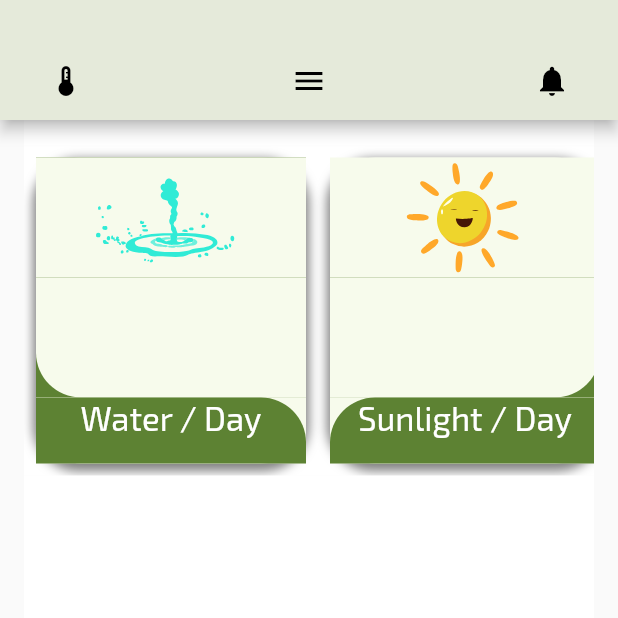
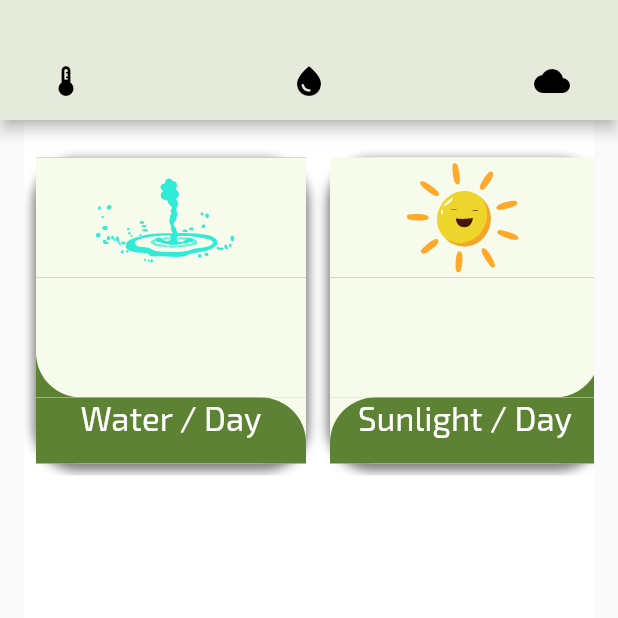
Before and after one commit to iamendless10/floraX, a Flutter app: the PlantDetails screen opened directly with empty values, scrolled down 983 dp, on a phone screen of 412 x 824 dp, the top half of it. Run offline on Flutter 3.47's test engine with Material 2 defaults, Android fonts, the phone set to English and light mode, and no system bars; our stand-ins replace animated_text_kit, camera, flutter_spinkit, google_fonts, google_nav_bar, lottie; network calls fail; Roboto replaces fonts that are missing (Rowdies).

Commit message:
Added bar

```diff
--- a/lib/plantdetails.dart
+++ b/lib/plantdetails.dart
@@ -50,7 +50,7 @@ class _PlantDetailsState extends State<PlantDetails> {
                     children: [
                       SizedBox(height: 30,),
                       IconButton(
-                        icon: Icon(Icons.menu_outlined,color: Colors.black,),
+                        icon: Icon(Icons.water_drop_rounded,color: Colors.black,),
                         onPressed: () {
                         },
                       ),
@@ -63,7 +63,7 @@ class _PlantDetailsState extends State<PlantDetails> {
                     children: [
                       SizedBox(height: 30,),
                       IconButton(
-                        icon: Icon(Icons.notifications,color: Colors.black,),
+                        icon: Icon(Icons.cloud_rounded,color: Colors.black,),
                         onPressed: () {
                         },
                       ),
```
